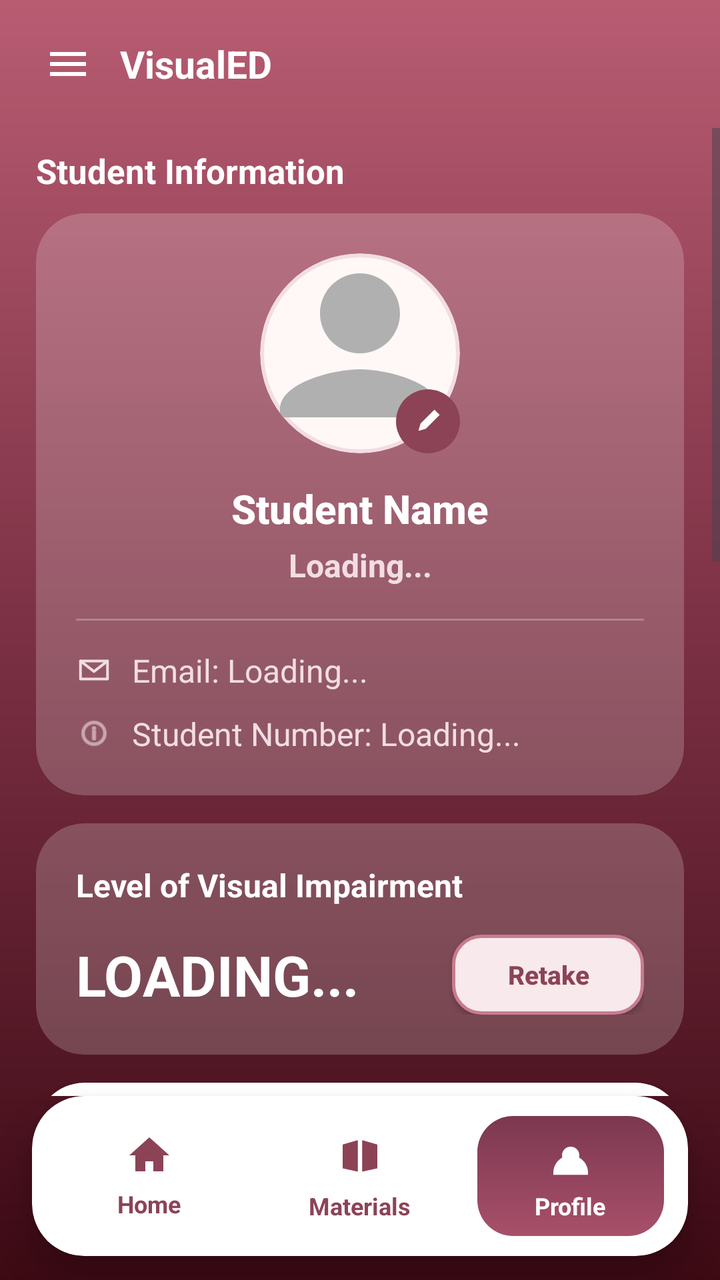
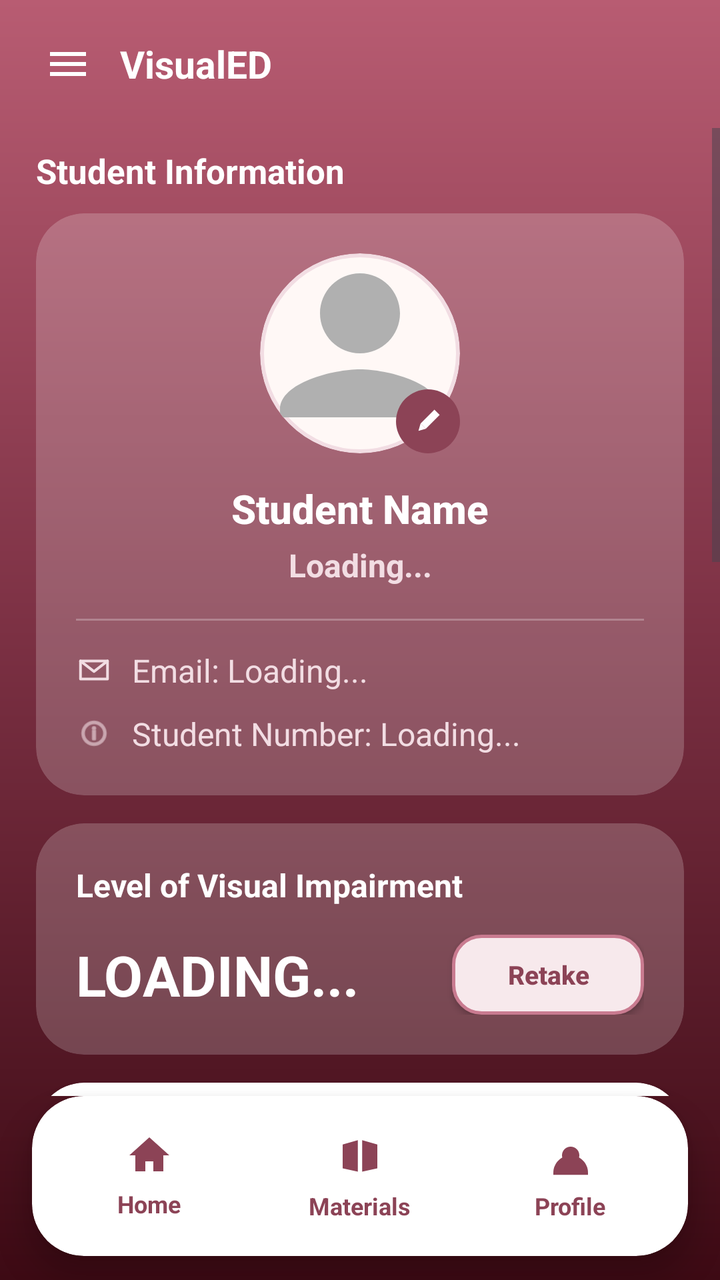

Two renders of the same Android screen: before a commit and after it. Below are the layout's source before the change and the commit's diff.
<!-- AndroidManifest.xml: application theme Theme.VisualEyes -->
<!-- res/layout/activity_profile.xml -->
<?xml version="1.0" encoding="utf-8"?>
<androidx.drawerlayout.widget.DrawerLayout xmlns:android="http://schemas.android.com/apk/res/android"
    xmlns:app="http://schemas.android.com/apk/res-auto"
    android:id="@+id/drawerLayout"
    android:layout_width="match_parent"
    android:layout_height="match_parent"
    android:fitsSystemWindows="true">

    <LinearLayout
        android:layout_width="match_parent"
        android:layout_height="match_parent"
        android:orientation="vertical"
        android:background="@drawable/bg_viewer_gradient_bg">

    
    <LinearLayout
        android:id="@+id/topBarProfile"
        android:layout_width="match_parent"
        android:layout_height="64dp"
        android:background="@android:color/transparent"
        android:gravity="center_vertical"
        android:paddingStart="10dp"
        android:paddingEnd="18dp">

        <ImageView
            android:id="@+id/btnMenu"
            android:layout_width="48dp"
            android:layout_height="48dp"
            android:padding="12dp"
            android:background="?attr/selectableItemBackgroundBorderless"
            android:clickable="true"
            android:focusable="true"
            android:contentDescription="Menu"
            android:src="@drawable/ic_menu_hamburger"
            app:tint="#FFFFFF" />

        <TextView
            android:layout_width="wrap_content"
            android:layout_height="wrap_content"
            android:layout_marginStart="2dp"
            android:text="VisualED"
            android:textColor="#FFFFFF"
            android:textSize="19sp"
            android:textStyle="bold" />
    </LinearLayout>

    <ScrollView
        android:layout_width="match_parent"
        android:layout_height="0dp"
        android:layout_weight="1"
        android:fillViewport="true"
        android:overScrollMode="never">

        <LinearLayout
            android:layout_width="match_parent"
            android:layout_height="wrap_content"
            android:orientation="vertical"
            android:paddingStart="18dp"
            android:paddingTop="10dp"
            android:paddingEnd="18dp"
            android:paddingBottom="18dp">

            <TextView
                android:id="@+id/txtStudentInfoLabel"
                android:layout_width="wrap_content"
                android:layout_height="wrap_content"
                android:layout_marginBottom="10dp"
                android:text="Student Information"
                android:textColor="#FFFFFF"
                android:textSize="17sp"
                android:textStyle="bold" />

            <androidx.cardview.widget.CardView
                android:id="@+id/cardProfileInfo"
                android:layout_width="match_parent"
                android:layout_height="wrap_content"
                app:cardBackgroundColor="#33FFFFFF"
                app:cardCornerRadius="24dp"
                app:cardElevation="0dp">

                <LinearLayout
                    android:layout_width="match_parent"
                    android:layout_height="wrap_content"
                    android:orientation="vertical"
                    android:padding="20dp">

                    
                    <RelativeLayout
                        android:layout_width="wrap_content"
                        android:layout_height="wrap_content"
                        android:layout_gravity="center_horizontal">

                        <ImageView
                            android:id="@+id/imgProfile"
                            android:layout_width="100dp"
                            android:layout_height="100dp"
                            android:background="@drawable/bg_profile_soft"
                            android:clipToOutline="true"
                            android:contentDescription="Profile Image"
                            android:padding="2dp"
                            android:scaleType="centerCrop"
                            android:src="@drawable/ic_default_profile" />

                        <ImageView
                            android:id="@+id/btnEditProfile"
                            android:layout_width="32dp"
                            android:layout_height="32dp"
                            android:layout_alignBottom="@id/imgProfile"
                            android:layout_alignEnd="@id/imgProfile"
                            android:background="@drawable/bg_icon_button_ripple_accent"
                            android:clickable="true"
                            android:focusable="true"
                            android:contentDescription="Edit Profile"
                            android:padding="7dp"
                            android:src="@drawable/ic_edit"
                            app:tint="#FFFFFF" />
                    </RelativeLayout>

                    
                    <TextView
                        android:id="@+id/txtStudentName"
                        android:layout_width="match_parent"
                        android:layout_height="wrap_content"
                        android:layout_marginTop="14dp"
                        android:ellipsize="end"
                        android:fontFamily="sans-serif-medium"
                        android:gravity="center"
                        android:lineSpacingExtra="2dp"
                        android:maxLines="2"
                        android:text="Student Name"
                        android:textColor="#FFFFFF"
                        android:textSize="20sp"
                        android:textStyle="bold" />

                    <TextView
                        android:id="@+id/txtCourse"
                        android:layout_width="match_parent"
                        android:layout_height="wrap_content"
                        android:layout_marginTop="4dp"
                        android:gravity="center"
                        android:text="Loading..."
                        android:textColor="#F2DDE3"
                        android:textSize="16sp"
                        android:textStyle="bold" />

                    <View
                        android:layout_width="match_parent"
                        android:layout_height="1dp"
                        android:layout_marginTop="16dp"
                        android:layout_marginBottom="14dp"
                        android:background="#40FFFFFF" />

                    
                    <LinearLayout
                        android:layout_width="match_parent"
                        android:layout_height="wrap_content"
                        android:gravity="center_vertical"
                        android:orientation="horizontal">

                        <ImageView
                            android:layout_width="18dp"
                            android:layout_height="18dp"
                            android:contentDescription="@null"
                            android:src="@drawable/ic_mail"
                            app:tint="#F2DDE3" />

                        <TextView
                            android:id="@+id/txtEmail"
                            android:layout_width="0dp"
                            android:layout_height="wrap_content"
                            android:layout_marginStart="10dp"
                            android:layout_weight="1"
                            android:ellipsize="end"
                            android:maxLines="1"
                            android:text="Email: Loading..."
                            android:textColor="#F2DDE3"
                            android:textSize="16sp" />
                    </LinearLayout>

                    <LinearLayout
                        android:layout_width="match_parent"
                        android:layout_height="wrap_content"
                        android:layout_marginTop="10dp"
                        android:gravity="center_vertical"
                        android:orientation="horizontal">

                        <ImageView
                            android:layout_width="18dp"
                            android:layout_height="18dp"
                            android:contentDescription="@null"
                            android:src="@android:drawable/ic_menu_info_details"
                            app:tint="#F2DDE3" />

                        <TextView
                            android:id="@+id/txtStudentNumber"
                            android:layout_width="0dp"
                            android:layout_height="wrap_content"
                            android:layout_marginStart="10dp"
                            android:layout_weight="1"
                            android:ellipsize="end"
                            android:maxLines="1"
                            android:text="Student Number: Loading..."
                            android:textColor="#F2DDE3"
                            android:textSize="16sp" />
                    </LinearLayout>

                </LinearLayout>
            </androidx.cardview.widget.CardView>

            <androidx.cardview.widget.CardView
                android:id="@+id/cardImpairmentLevel"
                android:layout_width="match_parent"
                android:layout_height="wrap_content"
                android:layout_marginTop="14dp"
                app:cardBackgroundColor="#33FFFFFF"
                app:cardCornerRadius="24dp"
                app:cardElevation="0dp">

                <LinearLayout
                    android:layout_width="match_parent"
                    android:layout_height="wrap_content"
                    android:orientation="vertical"
                    android:padding="20dp">

                    <TextView
                        android:layout_width="wrap_content"
                        android:layout_height="wrap_content"
                        android:text="Level of Visual Impairment"
                        android:textColor="#FFFFFF"
                        android:textSize="16sp"
                        android:textStyle="bold" />

                    <RelativeLayout
                        android:layout_width="match_parent"
                        android:layout_height="wrap_content"
                        android:layout_marginTop="14dp">

                        <TextView
                            android:id="@+id/txtImpairmentLevel"
                            android:layout_width="wrap_content"
                            android:layout_height="wrap_content"
                            android:layout_alignParentStart="true"
                            android:layout_centerVertical="true"
                            android:layout_toStartOf="@+id/btnRetakeAssessment"
                            android:layout_marginEnd="12dp"
                            android:ellipsize="end"
                            android:maxLines="1"
                            android:text="LOADING..."
                            android:textColor="#FFFFFF"
                            android:textSize="28sp"
                            android:textStyle="bold" />

                        <android.widget.Button
                            android:id="@+id/btnRetakeAssessment"
                            android:layout_width="96dp"
                            android:layout_height="40dp"
                            android:layout_alignParentEnd="true"
                            android:layout_centerVertical="true"
                            android:background="@drawable/bg_btn_voice_soft"
                            android:backgroundTint="@null"
                            android:minHeight="0dp"
                            android:minWidth="0dp"
                            android:padding="0dp"
                            android:text="Retake"
                            android:textAllCaps="false"
                            android:textColor="@color/color_primary"
                            android:textSize="13sp"
                            android:textStyle="bold" />
                    </RelativeLayout>
                </LinearLayout>
            </androidx.cardview.widget.CardView>

            <androidx.cardview.widget.CardView
                android:id="@+id/cardVoiceStatus"
                android:layout_width="match_parent"
                android:layout_height="wrap_content"
                android:layout_marginTop="14dp"
                app:cardBackgroundColor="@color/color_surface"
                app:cardCornerRadius="24dp"
                app:cardElevation="4dp">

                <LinearLayout
                    android:layout_width="match_parent"
                    android:layout_height="wrap_content"
                    android:orientation="vertical"
                    android:padding="18dp">

                    <include layout="@layout/partial_voice_status_card" />

                    <TextView
                        android:id="@+id/txtVoiceHint"
                        android:layout_width="match_parent"
                        android:layout_height="wrap_content"
                        android:layout_marginTop="10dp"
                        android:text="Available voice commands: Home, Materials, Profile"
                        android:textColor="@color/color_primary"
                        android:textSize="16sp"
                        android:textStyle="bold" />
                </LinearLayout>
            </androidx.cardview.widget.CardView>

            <androidx.cardview.widget.CardView
                android:id="@+id/cardOptions"
                android:layout_width="match_parent"
                android:layout_height="wrap_content"
                android:layout_marginTop="14dp"
                app:cardBackgroundColor="#33FFFFFF"
                app:cardCornerRadius="24dp"
                app:cardElevation="0dp">

                <LinearLayout
                    android:layout_width="match_parent"
                    android:layout_height="wrap_content"
                    android:orientation="vertical"
                    android:padding="18dp">

                    <TextView
                        android:layout_width="wrap_content"
                        android:layout_height="wrap_content"
                        android:text="Accessibility Options"
                        android:textColor="#FFFFFF"
                        android:textSize="16sp"
                        android:textStyle="bold" />

                    <LinearLayout
                        android:id="@+id/optionTts"
                        android:layout_width="match_parent"
                        android:layout_height="wrap_content"
                        android:layout_marginTop="14dp"
                        android:background="@drawable/bg_option_item_light"
                        android:gravity="center_vertical"
                        android:minHeight="58dp"
                        android:orientation="horizontal"
                        android:padding="14dp">

                        <TextView
                            android:id="@+id/txtOptionTts"
                            android:layout_width="0dp"
                            android:layout_height="wrap_content"
                            android:layout_weight="1"
                            android:importantForAccessibility="no"
                            android:text="Text-to-Speech (TTS)"
                            android:textColor="@color/color_text_primary"
                            android:textSize="14sp"
                            android:textStyle="bold" />

                        <androidx.appcompat.widget.SwitchCompat
                            android:id="@+id/switchTts"
                            android:layout_width="wrap_content"
                            android:layout_height="wrap_content"
                            android:checked="true"
                            android:contentDescription="Text-to-Speech toggle"
                            android:minHeight="48dp"
                            android:minWidth="48dp"
                            android:text="" />
                    </LinearLayout>

                    <LinearLayout
                        android:id="@+id/optionStt"
                        android:layout_width="match_parent"
                        android:layout_height="wrap_content"
                        android:layout_marginTop="10dp"
                        android:background="@drawable/bg_option_item_light"
                        android:gravity="center_vertical"
                        android:minHeight="58dp"
                        android:orientation="horizontal"
                        android:padding="14dp">

                        <TextView
                            android:id="@+id/txtOptionStt"
                            android:layout_width="0dp"
                            android:layout_height="wrap_content"
                            android:layout_weight="1"
                            android:importantForAccessibility="no"
                            android:text="Speech-to-Text (STT)"
                            android:textColor="@color/color_text_primary"
                            android:textSize="14sp"
                            android:textStyle="bold" />

                        <androidx.appcompat.widget.SwitchCompat
                            android:id="@+id/switchStt"
                            android:layout_width="wrap_content"
                            android:layout_height="wrap_content"
                            android:checked="true"
                            android:contentDescription="Speech-to-Text toggle"
                            android:minHeight="48dp"
                            android:minWidth="48dp"
                            android:text="" />
                    </LinearLayout>

                    <LinearLayout
                        android:id="@+id/optionHelp"
                        android:layout_width="match_parent"
                        android:layout_height="wrap_content"
                        android:layout_marginTop="10dp"
                        android:background="@drawable/bg_option_item_light"
                        android:gravity="center_vertical"
                        android:minHeight="58dp"
                        android:orientation="horizontal"
                        android:padding="14dp">

                        <TextView
                            android:layout_width="0dp"
                            android:layout_height="wrap_content"
                            android:layout_weight="1"
                            android:importantForAccessibility="no"
                            android:text="Help &amp; User Guide"
                            android:textColor="@color/color_text_primary"
                            android:textSize="14sp"
                            android:textStyle="bold" />

                        <ImageView
                            android:layout_width="20dp"
                            android:layout_height="20dp"
                            android:src="@android:drawable/ic_menu_info_details"
                            app:tint="@color/color_text_primary"
                            android:contentDescription="Open Help" />
                    </LinearLayout>

                </LinearLayout>
            </androidx.cardview.widget.CardView>

            <Button
                android:id="@+id/btnLogout"
                android:layout_width="match_parent"
                android:layout_height="55dp"
                android:layout_marginTop="18dp"
                android:layout_marginBottom="6dp"
                android:backgroundTint="@color/color_primary"
                android:text="Log Out"
                android:textAllCaps="false"
                android:textColor="@color/color_text_on_primary"
                android:textSize="15sp"
                android:textStyle="bold" />

        </LinearLayout>
    </ScrollView>

    
    <androidx.cardview.widget.CardView
        android:id="@+id/bottomNavCard"
        android:layout_width="match_parent"
        android:layout_height="80dp"
        android:layout_marginStart="16dp"
        android:layout_marginEnd="16dp"
        android:layout_marginBottom="12dp"
        app:cardBackgroundColor="@color/color_surface"
        app:cardCornerRadius="26dp"
        app:cardElevation="8dp">

        <LinearLayout
            android:layout_width="match_parent"
            android:layout_height="match_parent"
            android:gravity="center"
            android:orientation="horizontal"
            android:paddingStart="6dp"
            android:paddingEnd="6dp"
            android:weightSum="3">

            <LinearLayout
                android:id="@+id/navHome"
                android:layout_width="0dp"
                android:layout_height="60dp"
                android:layout_weight="1"
                android:layout_margin="6dp"
                android:clickable="true"
                android:focusable="true"
                android:foreground="?attr/selectableItemBackground"
                android:gravity="center"
                android:orientation="vertical">

                <ImageView
                    android:id="@+id/iconHome"
                    android:layout_width="24dp"
                    android:layout_height="24dp"
                    android:contentDescription="Home"
                    android:src="@drawable/ic_home"
                    app:tint="@color/color_primary" />

                <TextView
                    android:id="@+id/textHome"
                    android:layout_width="wrap_content"
                    android:layout_height="wrap_content"
                    android:layout_marginTop="4dp"
                    android:text="Home"
                    android:textColor="@color/color_primary"
                    android:textSize="12sp"
                    android:textStyle="bold" />
            </LinearLayout>

            <LinearLayout
                android:id="@+id/navMaterials"
                android:layout_width="0dp"
                android:layout_height="60dp"
                android:layout_weight="1"
                android:layout_margin="6dp"
                android:clickable="true"
                android:focusable="true"
                android:foreground="?attr/selectableItemBackground"
                android:gravity="center"
                android:orientation="vertical">

                <ImageView
                    android:id="@+id/iconMaterials"
                    android:layout_width="26dp"
                    android:layout_height="26dp"
                    android:contentDescription="Materials"
                    android:src="@drawable/ic_materials"
                    app:tint="@color/color_primary" />

                <TextView
                    android:id="@+id/textMaterials"
                    android:layout_width="wrap_content"
                    android:layout_height="wrap_content"
                    android:layout_marginTop="4dp"
                    android:text="Materials"
                    android:textColor="@color/color_primary"
                    android:textSize="12sp"
                    android:textStyle="bold" />
            </LinearLayout>

            <LinearLayout
                android:id="@+id/navProfile"
                android:layout_width="0dp"
                android:layout_height="60dp"
                android:layout_weight="1"
                android:layout_margin="6dp"
                android:background="@drawable/bg_nav_active_maroon"
                android:clickable="true"
                android:focusable="true"
                android:foreground="?attr/selectableItemBackground"
                android:gravity="center"
                android:orientation="vertical">

                <ImageView
                    android:id="@+id/iconProfile"
                    android:layout_width="26dp"
                    android:layout_height="26dp"
                    android:contentDescription="Profile"
                    android:src="@drawable/ic_profile"
                    app:tint="@color/color_text_on_primary" />

                <TextView
                    android:id="@+id/textProfile"
                    android:layout_width="wrap_content"
                    android:layout_height="wrap_content"
                    android:layout_marginTop="4dp"
                    android:text="Profile"
                    android:textColor="@color/color_text_on_primary"
                    android:textSize="12sp"
                    android:textStyle="bold" />
            </LinearLayout>

        </LinearLayout>
    </androidx.cardview.widget.CardView>

    </LinearLayout>

    
    <LinearLayout
        android:layout_width="300dp"
        android:layout_height="match_parent"
        android:layout_gravity="start"
        android:background="@drawable/bg_drawer_panel"
        android:orientation="vertical"
        android:elevation="12dp">

        <LinearLayout
            android:layout_width="match_parent"
            android:layout_height="72dp"
            android:background="@drawable/bg_drawer_header"
            android:gravity="center_vertical"
            android:paddingStart="20dp"
            android:paddingEnd="12dp">

            <TextView
                android:layout_width="0dp"
                android:layout_height="wrap_content"
                android:layout_weight="1"
                android:text="Sent Materials"
                android:textColor="#FFFFFF"
                android:textSize="18sp"
                android:textStyle="bold" />

            <ImageView
                android:id="@+id/btnCloseDrawer"
                android:layout_width="40dp"
                android:layout_height="40dp"
                android:padding="9dp"
                android:background="@drawable/bg_icon_button_ripple"
                android:clickable="true"
                android:focusable="true"
                android:contentDescription="Close"
                android:src="@android:drawable/ic_menu_close_clear_cancel"
                app:tint="#FFFFFF" />
        </LinearLayout>

        <ScrollView
            android:layout_width="match_parent"
            android:layout_height="0dp"
            android:layout_weight="1"
            android:overScrollMode="never">

            <LinearLayout
                android:id="@+id/drawerMaterialsContainer"
                android:layout_width="match_parent"
                android:layout_height="wrap_content"
                android:orientation="vertical"
                android:paddingBottom="12dp" />
        </ScrollView>

    </LinearLayout>

</androidx.drawerlayout.widget.DrawerLayout>
<!-- res/layout/partial_voice_status_card.xml (included above) -->
<?xml version="1.0" encoding="utf-8"?>
<merge xmlns:android="http://schemas.android.com/apk/res/android">

    <TextView
        android:layout_width="wrap_content"
        android:layout_height="wrap_content"
        android:text="Voice Navigation Status"
        android:textColor="@color/color_text_primary"
        android:textSize="16sp"
        android:textStyle="bold" />

    <TextView
        android:id="@+id/txtVoiceStatus"
        android:layout_width="match_parent"
        android:layout_height="wrap_content"
        android:layout_marginTop="12dp"
        android:background="@drawable/bg_voice_chip_soft"
        android:paddingStart="14dp"
        android:paddingTop="12dp"
        android:paddingEnd="14dp"
        android:paddingBottom="12dp"
        android:text="Voice status: Initializing..."
        android:textColor="@color/color_text_primary"
        android:textSize="13sp"
        android:textStyle="bold" />

    <TextView
        android:id="@+id/txtRecognizedText"
        android:layout_width="match_parent"
        android:layout_height="wrap_content"
        android:layout_marginTop="10dp"
        android:text="Recognized: Waiting for speech..."
        android:textColor="@color/color_text_secondary"
        android:textSize="13sp" />

</merge>
<!-- resources referenced by this layout -->
<resources>
  <color name="color_primary">#8C4356</color>
  <color name="color_surface">#FFFFFF</color>
  <color name="color_text_on_primary">#FFFFFF</color>
  <color name="color_text_primary">#6E3142</color>
  <color name="color_text_secondary">#7E6E73</color>
  <!-- drawable bg_drawer_header (drawable) -->
  <?xml version="1.0" encoding="utf-8"?>
  <shape xmlns:android="http://schemas.android.com/apk/res/android" android:shape="rectangle">
      <gradient
          android:angle="0"
          android:startColor="#3D0A14"
          android:endColor="#7B3043" />
      <corners android:topRightRadius="24dp" />
  </shape>
  <!-- drawable bg_drawer_panel (drawable) -->
  <?xml version="1.0" encoding="utf-8"?>
  <shape xmlns:android="http://schemas.android.com/apk/res/android" android:shape="rectangle">
      <solid android:color="@color/color_background" />
      <corners
          android:topRightRadius="24dp"
          android:bottomRightRadius="24dp" />
  </shape>
  <!-- drawable bg_icon_button_ripple (drawable) -->
  <?xml version="1.0" encoding="utf-8"?>
  <ripple xmlns:android="http://schemas.android.com/apk/res/android"
      android:color="#55FFFFFF">
      <item>
          <shape android:shape="oval">
              <solid android:color="#6E3142" />
          </shape>
      </item>
  </ripple>
  <!-- drawable bg_icon_button_ripple_accent (drawable) -->
  <?xml version="1.0" encoding="utf-8"?>
  <ripple xmlns:android="http://schemas.android.com/apk/res/android"
      android:color="#55FFFFFF">
      <item>
          <shape android:shape="oval">
              <solid android:color="#8C4356" />
          </shape>
      </item>
  </ripple>
  <!-- drawable bg_nav_active_maroon (drawable) -->
  <shape xmlns:android="http://schemas.android.com/apk/res/android">
      <gradient
          android:angle="90"
          android:startColor="#A8506A"
          android:endColor="#7C3850" />
      <corners android:radius="18dp" />
  </shape>
  <!-- drawable bg_option_item_light (drawable) -->
  <shape xmlns:android="http://schemas.android.com/apk/res/android">
      <solid android:color="#FFFFFF"/>
      <corners android:radius="18dp"/>
      <stroke
          android:width="1dp"
          android:color="#FFE5E5"/>
      <padding
          android:left="14dp"
          android:top="12dp"
          android:right="14dp"
          android:bottom="12dp"/>
  </shape>
  <!-- drawable bg_profile_soft (drawable) -->
  <shape xmlns:android="http://schemas.android.com/apk/res/android" android:shape="oval">
      <solid android:color="#FFF8F6"/>
      <stroke
          android:width="2dp"
          android:color="#F2DDE3"/>
  </shape>
  <!-- drawable bg_viewer_gradient_bg (drawable) -->
  <?xml version="1.0" encoding="utf-8"?>
  <shape xmlns:android="http://schemas.android.com/apk/res/android" android:shape="rectangle">
      <gradient
          android:angle="90"
          android:startColor="#3D0A14"
          android:centerColor="#7B3043"
          android:endColor="#B85C72" />
  </shape>
  <!-- drawable bg_voice_chip_soft (drawable) -->
  <shape xmlns:android="http://schemas.android.com/apk/res/android">
      <solid android:color="#F2E3E8" />
      <corners android:radius="22dp" />
  </shape>
  <!-- drawable ic_materials (drawable) -->
  <?xml version="1.0" encoding="utf-8"?>
  <vector xmlns:android="http://schemas.android.com/apk/res/android"
      android:width="24dp"
      android:height="24dp"
      android:viewportWidth="24"
      android:viewportHeight="24">
      <path
          android:fillColor="#FF000000"
          android:pathData="M11,5L4,7L4,18L11,19.5Z M13,5L20,7L20,18L13,19.5Z" />
  </vector>
  <style name="Theme.VisualEyes" parent="Base.Theme.VisualEyes" />
  <color name="color_background">#FAF7F8</color>
  <style name="Base.Theme.VisualEyes" parent="Theme.Material3.DayNight.NoActionBar">
          
          
      </style>
  <!-- unchanged entries left out for length: 7 -->
</resources>

<!-- the commit's change to res/layout/activity_profile.xml (unified diff, before → after) -->
@@ -525,7 +525,6 @@
                 android:layout_height="60dp"
                 android:layout_weight="1"
                 android:layout_margin="6dp"
-                android:background="@drawable/bg_nav_active_maroon"
                 android:clickable="true"
                 android:focusable="true"
                 android:foreground="?attr/selectableItemBackground"
@@ -538,7 +537,7 @@
                     android:layout_height="26dp"
                     android:contentDescription="Profile"
                     android:src="@drawable/ic_profile"
-                    app:tint="@color/color_text_on_primary" />
+                    app:tint="@color/color_primary" />
 
                 <TextView
                     android:id="@+id/textProfile"
@@ -546,7 +545,7 @@
                     android:layout_height="wrap_content"
                     android:layout_marginTop="4dp"
                     android:text="Profile"
-                    android:textColor="@color/color_text_on_primary"
+                    android:textColor="@color/color_primary"
                     android:textSize="12sp"
                     android:textStyle="bold" />
             </LinearLayout>
<!-- resource entries referenced after the edit -->
@@ -42,14 +42,6 @@
           </shape>
       </item>
   </ripple>
-  <!-- drawable bg_nav_active_maroon (drawable) -->
-  <shape xmlns:android="http://schemas.android.com/apk/res/android">
-      <gradient
-          android:angle="90"
-          android:startColor="#A8506A"
-          android:endColor="#7C3850" />
-      <corners android:radius="18dp" />
-  </shape>
   <!-- drawable bg_option_item_light (drawable) -->
   <shape xmlns:android="http://schemas.android.com/apk/res/android">
       <solid android:color="#FFFFFF"/>
